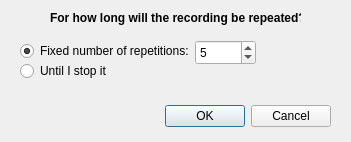
Above: ui/config.ui from Knedme/TaskEcho before the change. Below: the same form after it.
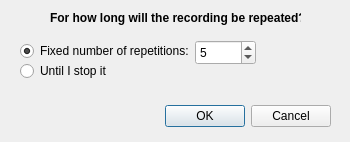
That is the form after the change.

Commit message: i forgor to lock the size

Patch:
```diff
--- a/ui/config.ui
+++ b/ui/config.ui
@@ -6,10 +6,22 @@
    <rect>
     <x>0</x>
     <y>0</y>
-    <width>351</width>
+    <width>350</width>
     <height>142</height>
    </rect>
   </property>
+  <property name="minimumSize">
+   <size>
+    <width>350</width>
+    <height>142</height>
+   </size>
+  </property>
+  <property name="maximumSize">
+   <size>
+    <width>350</width>
+    <height>142</height>
+   </size>
+  </property>
   <property name="windowTitle">
    <string>Dialog</string>
   </property>
```
